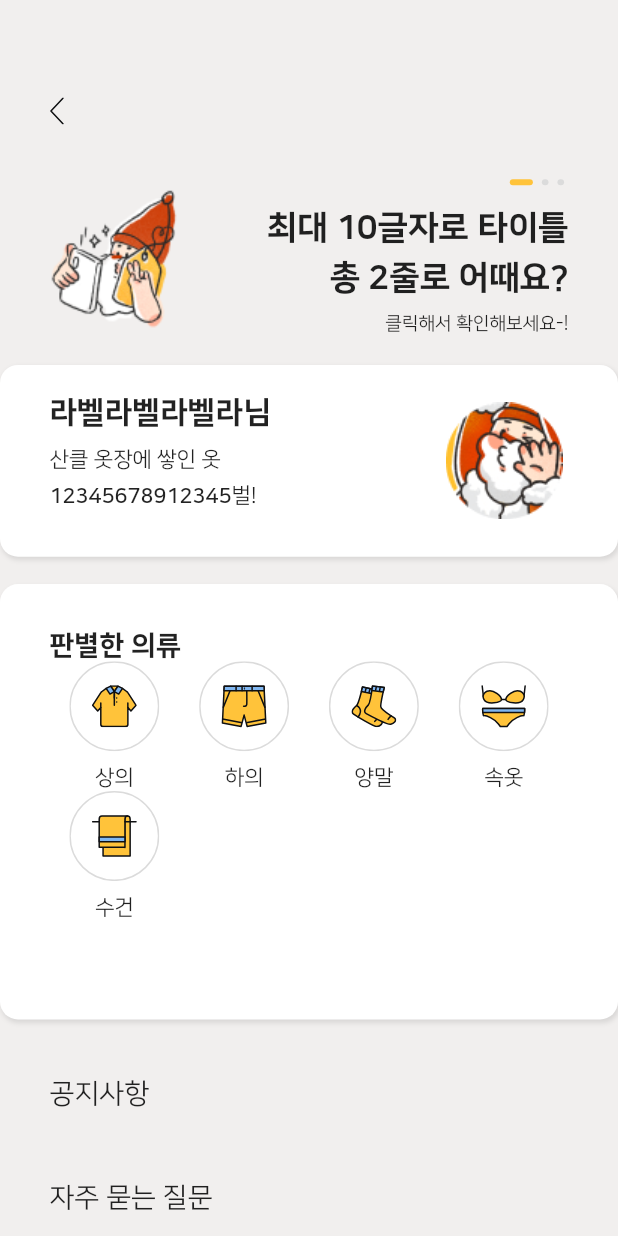
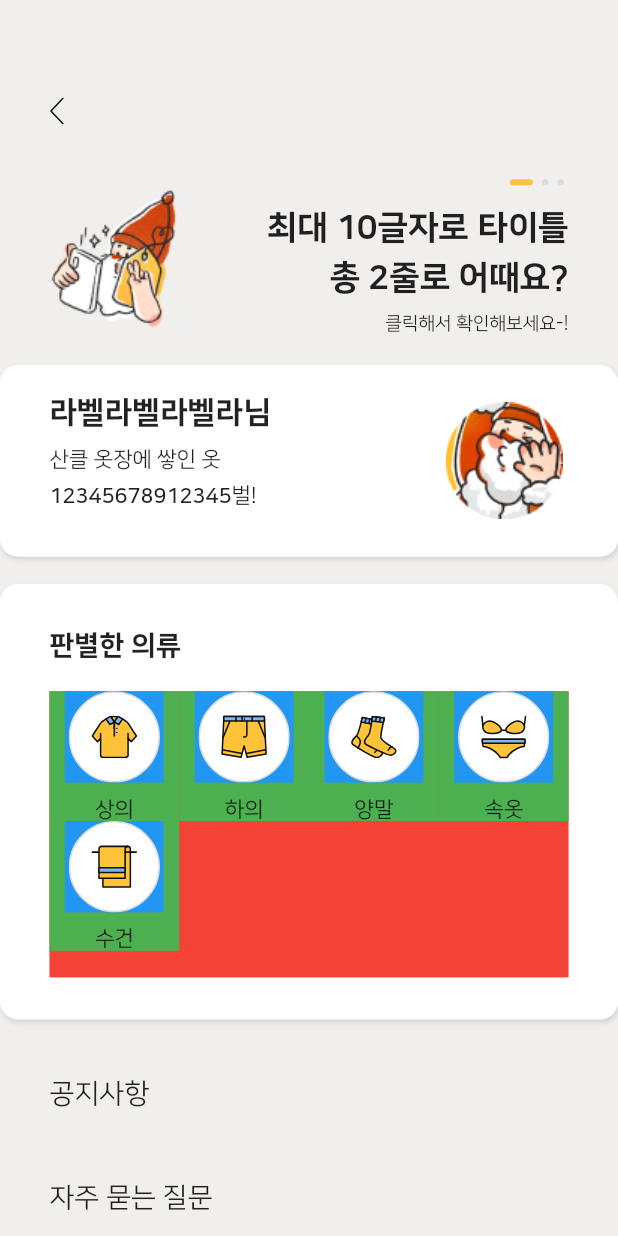
Before and after one commit to Nexters/pinocchio-flutter, a Flutter app: the MyPageScreen screen opened directly, on a phone screen of 412 x 824 dp. Run offline on Flutter 3.47's test engine with Material 2 defaults, Android fonts, the phone set to English and light mode, and no system bars; drawn by our look-alikes of touchable_opacity; our stand-ins replace dio, equatable, flutter_bloc, flutter_svg, shared_preferences; missing offline and left inert: kakao_flutter_sdk; accounts and stored records are empty.

Commit message:
fix: mypage 패딩 삭제

```diff
--- a/lib/presentation/mypage/mypage_screen.dart
+++ b/lib/presentation/mypage/mypage_screen.dart
@@ -33,7 +33,9 @@ class _MyPageScreenState extends State<MyPageScreen> {
   void initState() {
     super.initState();
     for (int i = 0; i < 5; i++) {
-      _currentCameraSvg[i] = new SvgPicture.asset(_category[i][0]);
+      _currentCameraSvg[i] = new SvgPicture.asset(_category[i][0],
+          height: getProportionateScreenHeight(60),
+          width: getProportionateScreenWidth(60));
     }
   }
 
@@ -59,7 +61,7 @@ class _MyPageScreenState extends State<MyPageScreen> {
                       padding: EdgeInsets.only(
                           left: getProportionateScreenWidth(30)),
                       child: SvgPicture.asset("assets/icons/back_button.svg")),
-                  onTap: (){
+                  onTap: () {
                     Navigator.pushReplacement(context, HomeScreen.route());
                   },
                 ),
@@ -140,7 +142,8 @@ class _MyPageScreenState extends State<MyPageScreen> {
                           }),
                     ),
                     StreamBuilder<int>(
-                        stream: BlocProvider.of<MyPageBloc>(context).currentPage,
+                        stream:
+                            BlocProvider.of<MyPageBloc>(context).currentPage,
                         initialData: 0,
                         builder: (context, snapshot) {
                           return Container(
@@ -260,12 +263,14 @@ class _MyPageScreenState extends State<MyPageScreen> {
                               fontWeight: FontWeight.w800,
                               fontFamily: 'nanum_square'),
                         ),
-                        // SizedBox(
-                        //   height: 20,
-                        // ),
+                        SizedBox(
+                          height: 20,
+                        ),
                         Container(
-                          height: 188,
+                            color: Colors.red,
+                            height: getProportionateScreenHeight(188),
                             child: GridView.builder(
+                              padding: EdgeInsets.zero,
                               physics: NeverScrollableScrollPhysics(),
                               itemCount: 5,
                               gridDelegate:
@@ -274,32 +279,45 @@ class _MyPageScreenState extends State<MyPageScreen> {
                               ),
                               itemBuilder: (BuildContext context, int index) {
                                 return Container(
+                                  color: Colors.green,
                                   child: Column(
                                     children: [
-                                    GestureDetector(
+                                      Container(
+                                        color: Colors.blue,
+                                        child: GestureDetector(
                                             onTapCancel: () {
                                               setState(() {
                                                 _currentCameraSvg[index] =
                                                     SvgPicture.asset(
-                                                    _category[index][0]);
+                                                        _category[index][0],
+                                                    height: getProportionateScreenHeight(60),
+                                                    width: getProportionateScreenWidth(60));
                                               });
                                             },
                                             onTapDown: (_) {
                                               setState(() {
                                                 _currentCameraSvg[index] =
                                                     SvgPicture.asset(
-                                                    _category[index][1]);
+                                                        _category[index][1],
+                                                        height: getProportionateScreenHeight(60),
+                                                        width: getProportionateScreenWidth(60)
+                                                    );
                                               });
                                             },
                                             onTapUp: (_) {
                                               setState(() {
                                                 _currentCameraSvg[index] =
                                                     SvgPicture.asset(
-                                                    _category[index][0]);
+                                                        _category[index][0],
+                                                        height: getProportionateScreenHeight(60),
+                                                        width: getProportionateScreenWidth(60)
+                                                    );
                                               });
                                             },
                                             onTap: () {},
-                                        child: _currentCameraSvg[index]),
+                                            child: _currentCameraSvg[index],
+                                        ),
+                                      ),
                                       SizedBox(
                                         height: 10,
                                       ),
```
Lines whose indentation alone changed are shown as unchanged.
